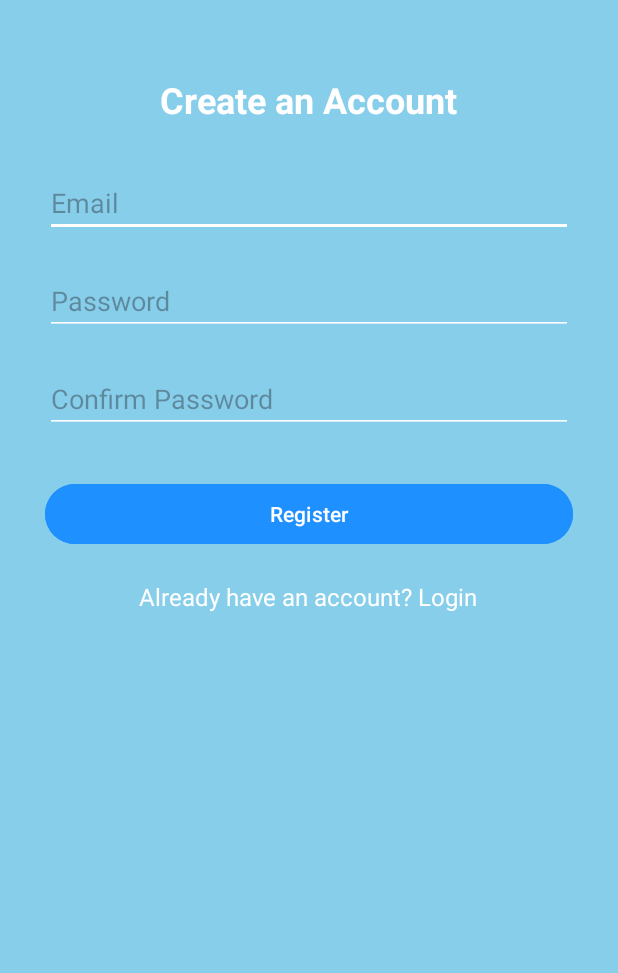
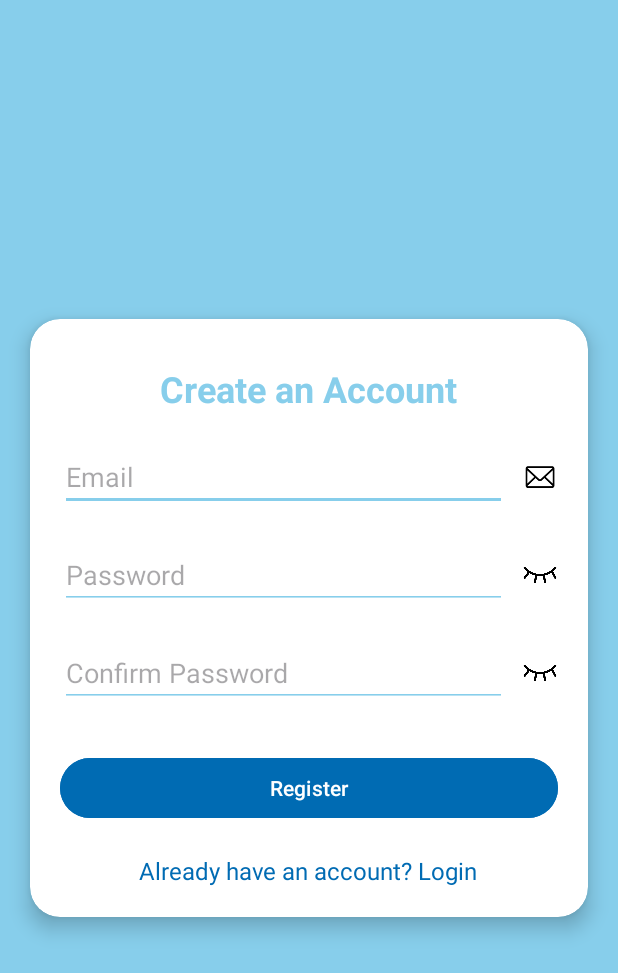
Before and after one commit to DeniseIra02/iDrated, an Android app: the RegisterActivity screen opened directly, with no data from a screen before it, on a phone screen of 412 x 824 dp. Shown: the top 973 px of the screen. Run offline under Robolectric (Android 15) with nearby library versions, the phone set to English and light mode, and no system bars; our stand-ins replace Firebase (no records; nobody signed in at launch, a user with empty details on screens opened directly).

Commit message:
- cardView and icons where added - password visibility on and off feature by Jelen

```diff
--- a/app/src/main/java/com/example/idrated/LoginActivity.kt
+++ b/app/src/main/java/com/example/idrated/LoginActivity.kt
@@ -2,6 +2,8 @@ package com.example.idrated
 
 import android.content.Intent
 import android.os.Bundle
+import android.text.method.HideReturnsTransformationMethod
+import android.text.method.PasswordTransformationMethod
 import android.widget.Toast
 import androidx.appcompat.app.AppCompatActivity
 import com.example.idrated.databinding.ActivityLoginBinding
@@ -12,6 +14,7 @@ class LoginActivity : AppCompatActivity() {
     private lateinit var auth: FirebaseAuth
     private lateinit var db: FirebaseFirestore
     private lateinit var binding: ActivityLoginBinding
+    private var isPasswordVisible: Boolean = false
 
     override fun onCreate(savedInstanceState: Bundle?) {
         super.onCreate(savedInstanceState)
@@ -22,14 +25,21 @@ class LoginActivity : AppCompatActivity() {
         auth = FirebaseAuth.getInstance()
         db = FirebaseFirestore.getInstance()
 
+        // Login button logic
         binding.loginButton.setOnClickListener {
             val email = binding.emailInput.text.toString()
             val password = binding.passwordInput.text.toString()
             loginUser(email, password)
         }
 
+        // Register link logic
         binding.registerLink.setOnClickListener {
             startActivity(Intent(this, RegisterActivity::class.java))
+        }
+
+        // Toggle password visibility
+        binding.showHidePasswordIcon.setOnClickListener {
+            togglePasswordVisibility()
         }
     }
 
@@ -44,7 +54,7 @@ class LoginActivity : AppCompatActivity() {
                             if (document.exists()) {
                                 val userData = document.data
                                 Toast.makeText(this, "Welcome, ${userData?.get("email")}", Toast.LENGTH_SHORT).show()
-                                startActivity(Intent(this, GoalActivity::class.java))  // Redirect to GoalActivity
+                                startActivity(Intent(this, GoalActivity::class.java)) // Redirect to GoalActivity
                             }
                         }
                         .addOnFailureListener {
@@ -55,4 +65,20 @@ class LoginActivity : AppCompatActivity() {
                 }
             }
     }
+
+    private fun togglePasswordVisibility() {
+        if (isPasswordVisible) {
+            // Hide password
+            binding.passwordInput.transformationMethod = PasswordTransformationMethod.getInstance()
+            binding.showHidePasswordIcon.setImageResource(R.drawable.ic_visibility_off)
+        } else {
+            // Show password
+            binding.passwordInput.transformationMethod = HideReturnsTransformationMethod.getInstance()
+            binding.showHidePasswordIcon.setImageResource(R.drawable.ic_visibility)
+        }
+        isPasswordVisible = !isPasswordVisible
+
+        // Move the cursor to the end of the text
+        binding.passwordInput.setSelection(binding.passwordInput.text.length)
+    }
 }
--- a/app/src/main/java/com/example/idrated/RegisterActivity.kt
+++ b/app/src/main/java/com/example/idrated/RegisterActivity.kt
@@ -1,7 +1,10 @@
 package com.example.idrated
 
 import android.os.Bundle
+import android.text.InputType
 import android.widget.Toast
+import android.widget.ImageView
+import android.widget.EditText
 import androidx.appcompat.app.AppCompatActivity
 import com.example.idrated.databinding.ActivityRegisterBinding
 import com.google.firebase.auth.FirebaseAuth
@@ -20,6 +23,23 @@ class RegisterActivity : AppCompatActivity() {
 
         auth = FirebaseAuth.getInstance()
         db = FirebaseFirestore.getInstance()
+
+        // Initialize the password toggle buttons
+        val passwordToggle: ImageView = binding.registerPasswordVisibilityToggle
+        val confirmPasswordToggle: ImageView = binding.confirmPasswordVisibilityToggle
+
+        val passwordInput: EditText = binding.registerPasswordInput
+        val confirmPasswordInput: EditText = binding.confirmPasswordInput
+
+        // Toggle password visibility
+        passwordToggle.setOnClickListener {
+            togglePasswordVisibility(passwordInput, passwordToggle)
+        }
+
+        // Toggle confirm password visibility
+        confirmPasswordToggle.setOnClickListener {
+            togglePasswordVisibility(confirmPasswordInput, confirmPasswordToggle)
+        }
 
         binding.registerButton.setOnClickListener {
             val email = binding.registerEmailInput.text.toString()
@@ -62,4 +82,18 @@ class RegisterActivity : AppCompatActivity() {
                 }
             }
     }
+
+    private fun togglePasswordVisibility(passwordInput: EditText, passwordToggle: ImageView) {
+        if (passwordInput.inputType == (InputType.TYPE_CLASS_TEXT or InputType.TYPE_TEXT_VARIATION_PASSWORD)) {
+            // Show password
+            passwordInput.inputType = InputType.TYPE_CLASS_TEXT or InputType.TYPE_TEXT_VARIATION_VISIBLE_PASSWORD
+            passwordToggle.setImageResource(R.drawable.ic_visibility)
+        } else {
+            // Hide password
+            passwordInput.inputType = InputType.TYPE_CLASS_TEXT or InputType.TYPE_TEXT_VARIATION_PASSWORD
+            passwordToggle.setImageResource(R.drawable.ic_visibility_off)
+        }
+        // Move the cursor to the end of the text
+        passwordInput.setSelection(passwordInput.text.length)
+    }
 }
--- a/app/src/main/res/layout/activity_login.xml
+++ b/app/src/main/res/layout/activity_login.xml
@@ -16,9 +16,9 @@
         <!-- White Box -->
         <androidx.cardview.widget.CardView
             android:id="@+id/whiteBox"
-            android:layout_width="match_parent"
-            android:layout_height="wrap_content"
-            android:layout_margin="30dp"
+            android:layout_width="600dp"
+            android:layout_height="400dp"
+            android:layout_margin="20dp"
             app:cardCornerRadius="20dp"
             app:cardElevation="4dp"
             android:layout_centerInParent="true">
@@ -35,7 +35,7 @@
                     android:layout_centerHorizontal="true"
                     android:text="Welcome Back"
                     android:textSize="24sp"
-                    android:textColor="#000000"
+                    android:textColor="#87CEEB"
                     android:textStyle="bold" />
 
                 <!-- Email Field with Icon -->
@@ -87,12 +87,12 @@
                         android:textColor="#000000" />
 
                     <ImageView
-                        android:id="@+id/passwordIcon"
+                        android:id="@+id/showHidePasswordIcon"
                         android:layout_width="24dp"
                         android:layout_height="24dp"
                         android:layout_marginStart="10dp"
-                        android:contentDescription="Password Icon"
-                        android:src="@drawable/pass_icon" />
+                        android:contentDescription="Show/Hide Password Icon"
+                        android:src="@drawable/ic_visibility_off" />
                 </LinearLayout>
 
                 <Button
@@ -101,7 +101,7 @@
                     android:layout_height="wrap_content"
                     android:layout_below="@id/passwordContainer"
                     android:layout_marginTop="30dp"
-                    android:backgroundTint="#1E90FF"
+                    android:backgroundTint="#006bb3"
                     android:text="Login"
                     android:textColor="#FFFFFF" />
 
@@ -113,11 +113,9 @@
                     android:layout_centerHorizontal="true"
                     android:layout_marginTop="20dp"
                     android:text="Don't have an account? Register"
-                    android:textColor="#1E90FF"
+                    android:textColor="#006bb3"
                     android:textSize="16sp" />
-
             </RelativeLayout>
         </androidx.cardview.widget.CardView>
-
     </RelativeLayout>
 </androidx.constraintlayout.widget.ConstraintLayout>
--- a/app/src/main/res/layout/activity_register.xml
+++ b/app/src/main/res/layout/activity_register.xml
@@ -5,73 +5,135 @@
     android:id="@+id/main"
     android:layout_width="match_parent"
     android:layout_height="match_parent"
-    tools:context=".RegisterActivity">
+    tools:context=".RegisterActivity"
+    android:background="#87CEEB">
 
-    <RelativeLayout xmlns:android="http://schemas.android.com/apk/res/android"
+    <androidx.cardview.widget.CardView
+        android:id="@+id/cardContainer"
         android:layout_width="match_parent"
-        android:layout_height="match_parent"
-        android:background="#87CEEB">
+        android:layout_height="wrap_content"
+        android:layout_margin="20dp"
+        app:cardCornerRadius="20dp"
+        app:cardElevation="8dp"
+        app:cardBackgroundColor="#FFFFFF"
+        app:layout_constraintTop_toTopOf="parent"
+        app:layout_constraintBottom_toBottomOf="parent"
+        app:layout_constraintStart_toStartOf="parent"
+        app:layout_constraintEnd_toEndOf="parent">
+
+        <RelativeLayout
+            android:layout_width="match_parent"
+            android:layout_height="wrap_content"
+            android:padding="20dp">
 
             <TextView
                 android:id="@+id/registerTitle"
                 android:layout_width="wrap_content"
                 android:layout_height="wrap_content"
                 android:layout_centerHorizontal="true"
-            android:layout_marginTop="50dp"
+                android:layout_marginTop="10dp"
                 android:text="Create an Account"
                 android:textSize="24sp"
-            android:textColor="#FFFFFF"
-            android:textStyle="bold"/>
+                android:textColor="#87CEEB"
+                android:textStyle="bold" />
+
+            <!-- Email Input with Icon on the Right -->
+            <LinearLayout
+                android:id="@+id/registerEmailContainer"
+                android:layout_width="match_parent"
+                android:layout_height="wrap_content"
+                android:layout_below="@id/registerTitle"
+                android:layout_marginTop="20dp"
+                android:gravity="center_vertical"
+                android:orientation="horizontal">
 
                 <EditText
                     android:id="@+id/registerEmailInput"
+                    android:layout_width="0dp"
+                    android:layout_height="wrap_content"
+                    android:layout_weight="1"
+                    android:hint="Email"
+                    android:backgroundTint="#87CEEB"
+                    android:textColor="#000000" />
+
+                <ImageView
+                    android:id="@+id/registerEmailIcon"
+                    android:layout_width="24dp"
+                    android:layout_height="24dp"
+                    android:layout_marginStart="10dp"
+                    android:contentDescription="Email Icon"
+                    android:src="@drawable/email_icon" />
+
+
+            </LinearLayout>
+
+            <!-- Password Input with Icon on the Right and Visibility Toggle -->
+            <LinearLayout
+                android:id="@+id/registerPasswordContainer"
                 android:layout_width="match_parent"
                 android:layout_height="wrap_content"
-            android:layout_below="@id/registerTitle"
-            android:layout_marginTop="30dp"
-            android:layout_marginLeft="30dp"
-            android:layout_marginRight="30dp"
-            android:hint="Email"
-            android:backgroundTint="#FFFFFF"
-            android:textColor="#FFFFFF"/>
+                android:layout_below="@id/registerEmailContainer"
+                android:layout_marginTop="20dp"
+                android:gravity="center_vertical"
+                android:orientation="horizontal">
 
                 <EditText
                     android:id="@+id/registerPasswordInput"
+                    android:layout_width="0dp"
+                    android:layout_height="wrap_content"
+                    android:layout_weight="1"
+                    android:hint="Password"
+                    android:backgroundTint="#87CEEB"
+                    android:textColor="#000000"
+                    android:inputType="textPassword" />
+
+                <ImageView
+                    android:id="@+id/registerPasswordVisibilityToggle"
+                    android:layout_width="24dp"
+                    android:layout_height="24dp"
+                    android:layout_marginStart="10dp"
+                    android:contentDescription="Toggle Password Visibility"
+                    android:src="@drawable/ic_visibility_off" />
+            </LinearLayout>
+
+            <!-- Confirm Password Input with Icon on the Right and Visibility Toggle -->
+            <LinearLayout
+                android:id="@+id/confirmPasswordContainer"
                 android:layout_width="match_parent"
                 android:layout_height="wrap_content"
-            android:layout_below="@id/registerEmailInput"
+                android:layout_below="@id/registerPasswordContainer"
                 android:layout_marginTop="20dp"
-            android:layout_marginLeft="30dp"
-            android:layout_marginRight="30dp"
-            android:hint="Password"
-            android:backgroundTint="#FFFFFF"
-            android:textColor="#FFFFFF"
-            android:inputType="textPassword"/>
+                android:gravity="center_vertical"
+                android:orientation="horizontal">
 
                 <EditText
                     android:id="@+id/confirmPasswordInput"
-            android:layout_width="match_parent"
+                    android:layout_width="0dp"
                     android:layout_height="wrap_content"
-            android:layout_below="@id/registerPasswordInput"
-            android:layout_marginTop="20dp"
-            android:layout_marginLeft="30dp"
-            android:layout_marginRight="30dp"
+                    android:layout_weight="1"
                     android:hint="Confirm Password"
-            android:backgroundTint="#FFFFFF"
-            android:textColor="#FFFFFF"
-            android:inputType="textPassword"/>
+                    android:backgroundTint="#87CEEB"
+                    android:textColor="#000000"
+                    android:inputType="textPassword" />
+
+                <ImageView
+                    android:id="@+id/confirmPasswordVisibilityToggle"
+                    android:layout_width="24dp"
+                    android:layout_height="24dp"
+                    android:layout_marginStart="10dp"
+                    android:contentDescription="Toggle Confirm Password Visibility"
+                    android:src="@drawable/ic_visibility_off" />
+            </LinearLayout>
 
             <Button
                 android:id="@+id/registerButton"
                 android:layout_width="match_parent"
                 android:layout_height="wrap_content"
-            android:layout_below="@id/confirmPasswordInput"
+                android:layout_below="@id/confirmPasswordContainer"
                 android:layout_marginTop="30dp"
-            android:layout_marginLeft="30dp"
-            android:layout_marginRight="30dp"
-            android:backgroundTint="#1E90FF"
+                android:backgroundTint="#006bb3"
                 android:text="Register"
-            android:textColor="#FFFFFF"/>
+                android:textColor="#FFFFFF" />
 
             <TextView
                 android:id="@+id/loginLink"
@@ -81,10 +143,10 @@
                 android:layout_centerHorizontal="true"
                 android:layout_marginTop="20dp"
                 android:text="Already have an account? Login"
-            android:textColor="#FFFFFF"
-            android:textSize="16sp"/>
+                android:textColor="#006bb3"
+                android:textSize="16sp" />
         </RelativeLayout>
 
-
+    </androidx.cardview.widget.CardView>
 
 </androidx.constraintlayout.widget.ConstraintLayout>
```
Also changed, not shown: app/src/main/res/drawable/ic_visibility.png (added), app/src/main/res/drawable/ic_visibility_off.png (added), app/src/main/res/drawable/pass_icon.png (deleted). Lines whose indentation alone changed are shown as unchanged.
